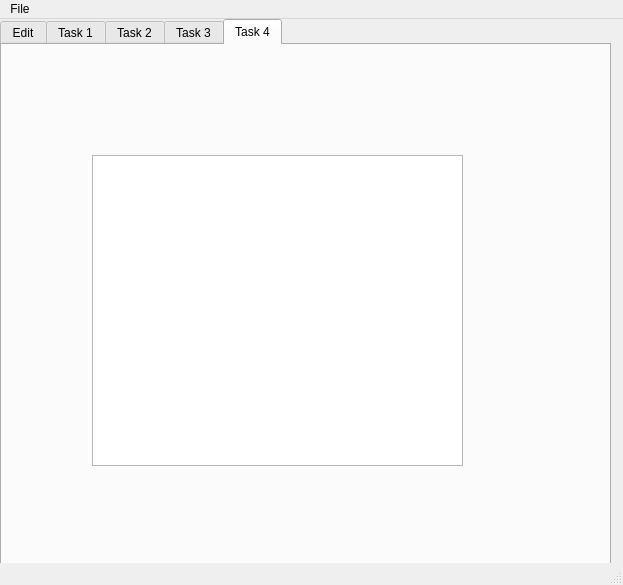
First picture: the form in mainwindow.ui, repository zayarniy/UICities, before the edit.
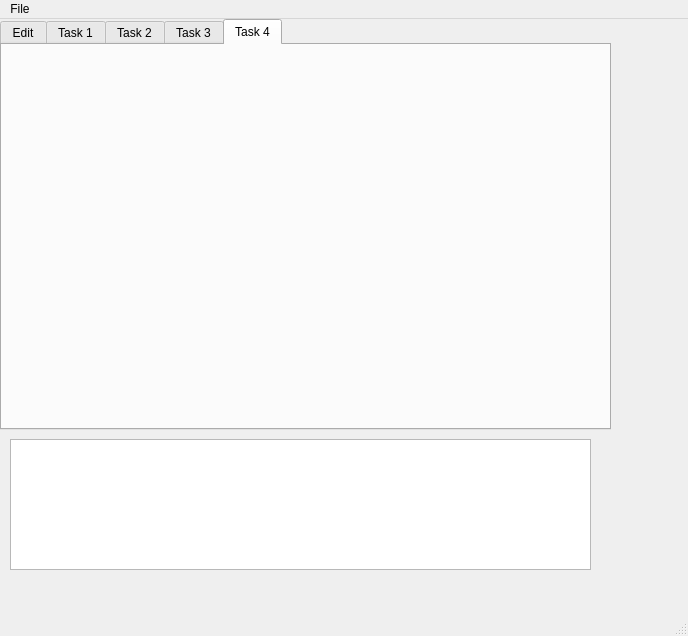
Second picture: the form after the edit. The open tabs and pages were chosen to show the change.

Diff of the .ui file:
```diff
--- a/mainwindow.ui
+++ b/mainwindow.ui
@@ -6,8 +6,8 @@
    <rect>
     <x>0</x>
     <y>0</y>
-    <width>623</width>
-    <height>585</height>
+    <width>688</width>
+    <height>636</height>
    </rect>
   </property>
   <property name="windowTitle">
@@ -20,7 +20,7 @@
       <x>0</x>
       <y>0</y>
       <width>611</width>
-      <height>561</height>
+      <height>411</height>
      </rect>
     </property>
     <property name="currentIndex">
@@ -158,16 +158,6 @@
        </property>
       </widget>
      </widget>
-     <widget class="QPlainTextEdit" name="pteLog">
-      <property name="geometry">
-       <rect>
-        <x>10</x>
-        <y>390</y>
-        <width>581</width>
-        <height>131</height>
-       </rect>
-      </property>
-     </widget>
     </widget>
     <widget class="QWidget" name="tab_2">
      <attribute name="title">
@@ -358,25 +348,25 @@
      <attribute name="title">
       <string>Task 4</string>
      </attribute>
-     <widget class="QGraphicsView" name="graphicsView">
-      <property name="geometry">
-       <rect>
-        <x>90</x>
-        <y>110</y>
-        <width>371</width>
-        <height>311</height>
-       </rect>
-      </property>
-     </widget>
     </widget>
    </widget>
+   <widget class="QPlainTextEdit" name="pteLog">
+    <property name="geometry">
+     <rect>
+      <x>10</x>
+      <y>420</y>
+      <width>581</width>
+      <height>131</height>
+     </rect>
+    </property>
+   </widget>
   </widget>
   <widget class="QMenuBar" name="menubar">
    <property name="geometry">
     <rect>
      <x>0</x>
      <y>0</y>
-     <width>623</width>
+     <width>688</width>
      <height>21</height>
     </rect>
    </property>
```
Left out of the diff: 32 changed lines with no effect on the pictures.
